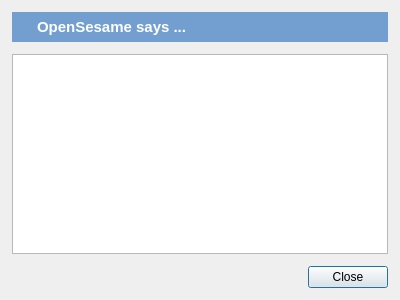
First picture: the form in resources/ui/dialogs/notification_dialog.ui, repository open-cogsci/OpenSesame, before the edit.
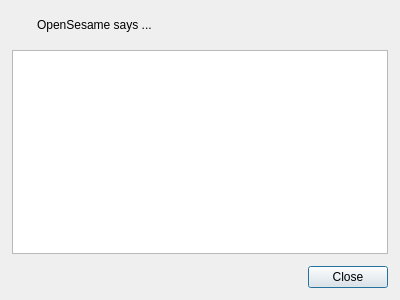
Second picture: the form after the edit. Icons and pictures are not drawn.

```diff
--- a/resources/ui/dialogs/notification_dialog.ui
+++ b/resources/ui/dialogs/notification_dialog.ui
@@ -28,10 +28,6 @@
        <verstretch>0</verstretch>
       </sizepolicy>
      </property>
-     <property name="styleSheet">
-      <string notr="true">color: rgb(255, 255, 255);
-background-color: #729fcf;</string>
-     </property>
      <layout class="QHBoxLayout" name="horizontalLayout">
       <property name="spacing">
        <number>12</number>
@@ -57,13 +53,6 @@
       </item>
       <item>
        <widget class="QLabel" name="label_title">
-        <property name="font">
-         <font>
-          <pointsize>11</pointsize>
-          <weight>75</weight>
-          <bold>true</bold>
-         </font>
-        </property>
         <property name="text">
          <string>OpenSesame says ...</string>
         </property>
```
Left out of the diff: 2 changed lines with no effect on the pictures.
